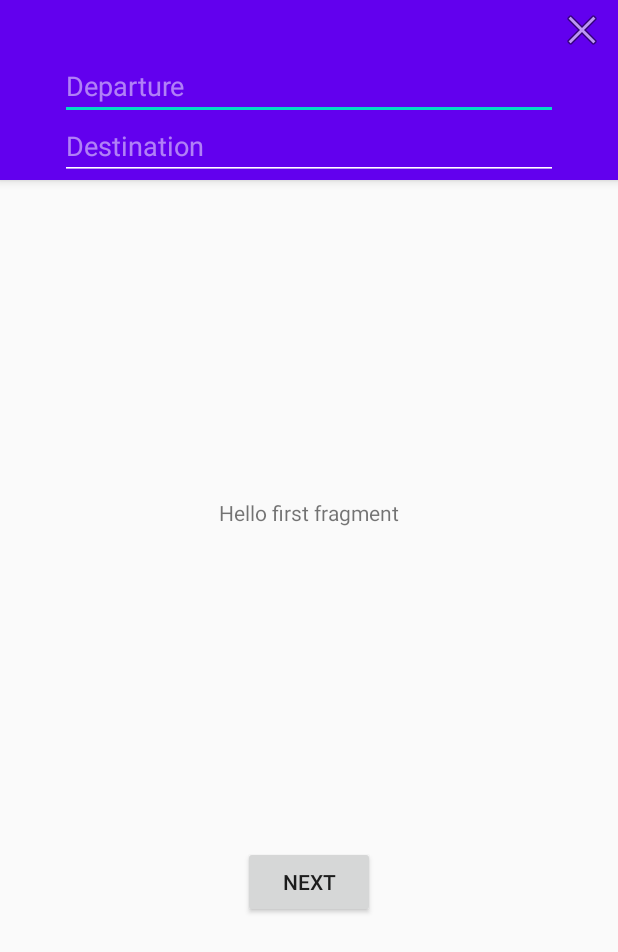
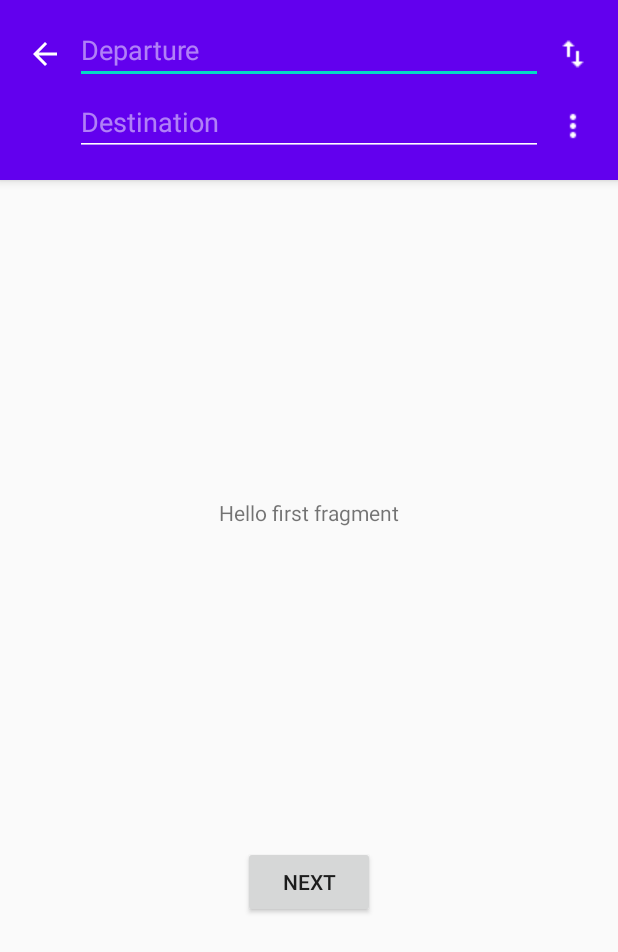
Before and after one commit to arkss/GoHome, an Android app: the RouteSearchActivity screen opened directly, with no data from a screen before it, on a phone screen of 412 x 824 dp. Shown: the top 952 px of the screen. Run offline under Robolectric (Android 15) with nearby library versions, the phone set to English and light mode, and no system bars.

Commit message:
Update RouteSearchView

```diff
--- a/FrontEnd/GoHome/app/src/main/res/layout/activity_route_search.xml
+++ b/FrontEnd/GoHome/app/src/main/res/layout/activity_route_search.xml
@@ -7,34 +7,72 @@
     tools:context=".RouteSearchActivity">
 
     <com.google.android.material.appbar.AppBarLayout
+        android:id="@+id/appBarLayout"
         android:layout_width="match_parent"
         android:layout_height="120dp"
         android:theme="@style/AppTheme.AppBarOverlay">
 
-        <ImageButton
-            android:id="@+id/exit_route_search"
-            android:layout_width="wrap_content"
-            android:layout_height="match_parent"
-            android:layout_margin="8dp"
-            android:layout_weight="1"
-            android:background="@android:color/transparent"
-            android:layout_gravity="right"
-            android:src="@android:drawable/ic_menu_close_clear_cancel" />
+        <androidx.constraintlayout.widget.ConstraintLayout
+            android:layout_width="match_parent"
+            android:layout_height="match_parent">
 
-        <EditText
-            android:layout_width="match_parent"
-            android:layout_height="match_parent"
-            android:layout_marginHorizontal="40dp"
-            android:layout_weight="1"
-            android:hint="Departure" />
+            <EditText
+                android:id="@+id/editTextDeparture"
+                android:layout_width="match_parent"
+                android:layout_height="40dp"
+                android:layout_marginStart="50dp"
+                android:layout_marginTop="16dp"
+                android:layout_marginEnd="50dp"
+                android:hint="Departure"
+                app:layout_constraintEnd_toEndOf="parent"
+                app:layout_constraintStart_toStartOf="parent"
+                app:layout_constraintTop_toTopOf="parent" />
 
-        <EditText
-            android:layout_width="match_parent"
-            android:layout_height="match_parent"
-            android:layout_marginHorizontal="40dp"
-            android:layout_weight="1"
-            android:hint="Destination" />
+            <EditText
+                android:id="@+id/editTextDestination"
+                android:layout_width="match_parent"
+                android:layout_height="40dp"
+                android:layout_marginStart="50dp"
+                android:layout_marginEnd="50dp"
+                android:layout_marginBottom="16dp"
+                android:hint="Destination"
+                app:layout_constraintBottom_toBottomOf="parent"
+                app:layout_constraintEnd_toEndOf="parent"
+                app:layout_constraintStart_toStartOf="parent" />
 
+            <ImageButton
+                android:id="@+id/imageButtonBackFromSearch"
+                android:layout_width="40dp"
+                android:layout_height="40dp"
+                android:layout_marginTop="16dp"
+                android:background="@null"
+                app:layout_constraintEnd_toStartOf="@+id/editTextDeparture"
+                app:layout_constraintTop_toTopOf="parent"
+                app:srcCompat="@drawable/abc_vector_test" />
+
+            <ImageButton
+                android:id="@+id/imageButtonSwap"
+                android:layout_width="40dp"
+                android:layout_height="40dp"
+                android:layout_marginTop="16dp"
+                android:background="@null"
+                android:tint="#ffffff"
+                app:layout_constraintStart_toEndOf="@+id/editTextDeparture"
+                app:layout_constraintTop_toTopOf="parent"
+                app:srcCompat="@drawable/swap_vert" />
+
+            <ImageButton
+                android:id="@+id/imageButtonMoreVert"
+                android:layout_width="40dp"
+                android:layout_height="40dp"
+                android:layout_marginBottom="16dp"
+                android:background="@null"
+                android:tint="#ffffff"
+                app:layout_constraintBottom_toBottomOf="parent"
+                app:layout_constraintStart_toEndOf="@+id/editTextDestination"
+                app:srcCompat="@drawable/more_vert" />
+
+        </androidx.constraintlayout.widget.ConstraintLayout>
     </com.google.android.material.appbar.AppBarLayout>
 
     <include layout="@layout/content_route_search" />
```
Also changed, not shown: FrontEnd/GoHome/app/src/main/res/drawable-v24/more_vert.png (added), FrontEnd/GoHome/app/src/main/res/drawable-v24/swap_vert.png (added).
